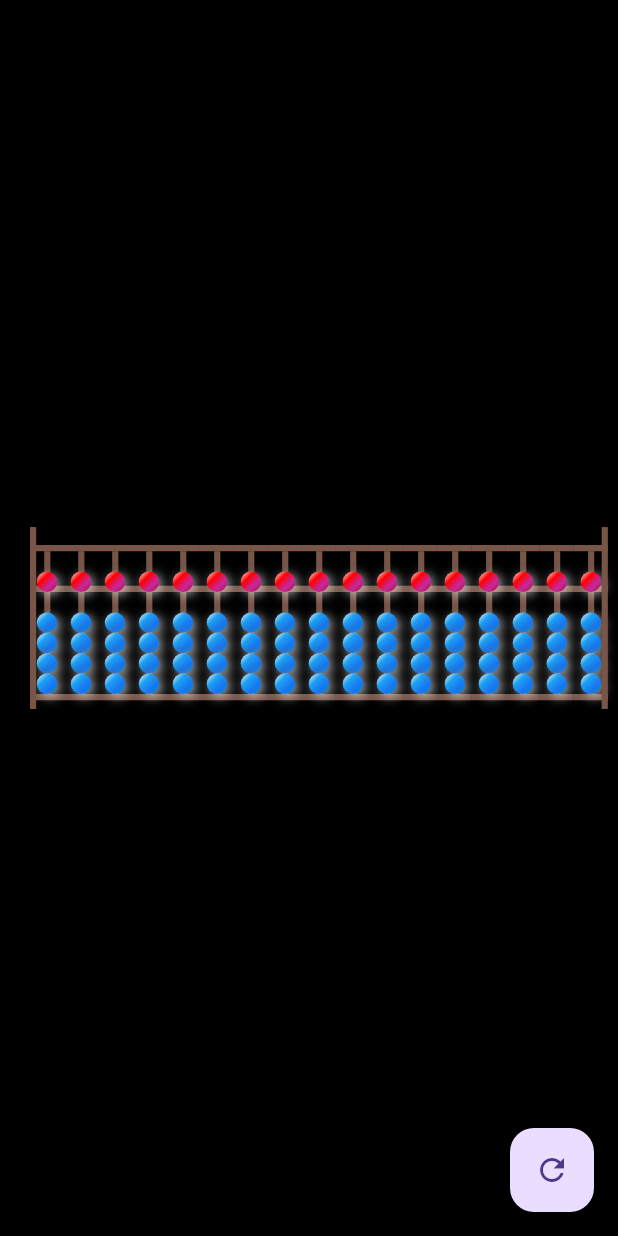
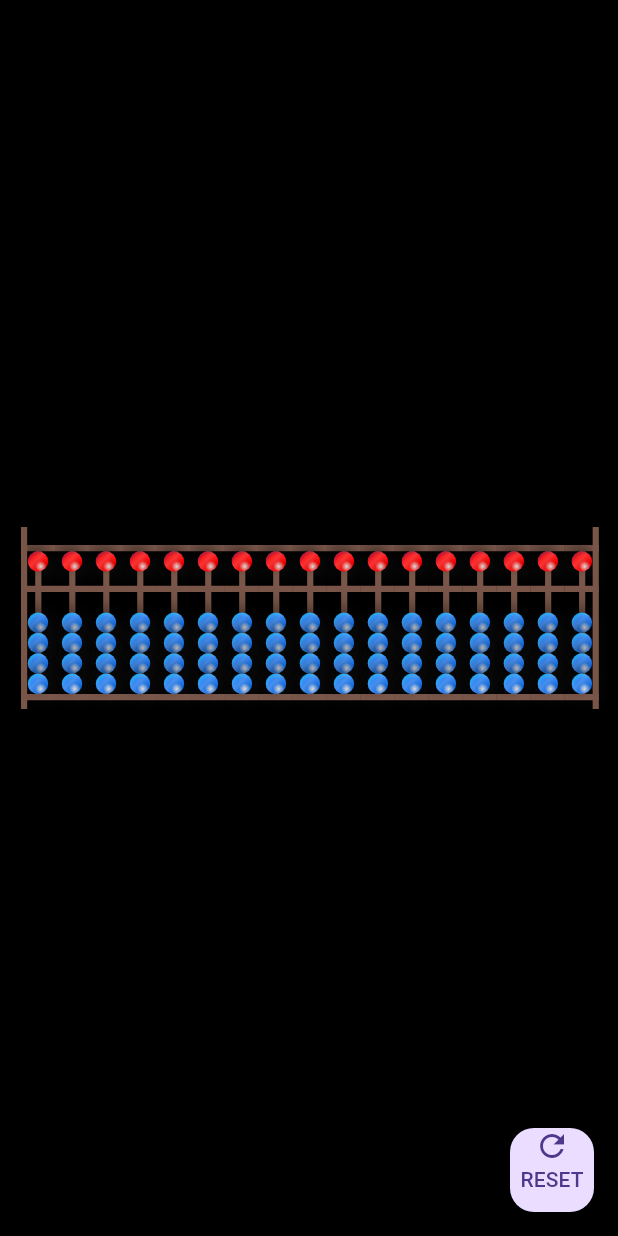
Before and after one commit to Ibrahim-Lokman/abacusspro, a Flutter app: the screen it shows after launch, on a phone screen of 412 x 824 dp. Run offline on Flutter 3.47's test engine with Material 3 defaults, Android fonts, the phone set to English and light mode, and no system bars.

Commit message:
stable v8

```diff
--- a/lib/horizontal_board.dart
+++ b/lib/horizontal_board.dart
@@ -81,7 +81,7 @@ class _HorMultipleSticksState extends State<HorMultipleSticks> {
       stickSections[stickIndex][i].value = stickStart + (spacing1 * i);
     }
     stickSections[stickIndex][4].value =
-        stickStart + section1Heights[stickIndex];
+        stickStart + section1Heights[stickIndex] + ballSize;
   }
 
   void _resetAllBalls() {
@@ -106,7 +106,9 @@ class _HorMultipleSticksState extends State<HorMultipleSticks> {
       backgroundColor: Colors.black,
       floatingActionButton: FloatingActionButton(
         onPressed: _resetAllBalls,
-        child: const Icon(Icons.refresh),
+        child: Column(
+          children: [const Icon(Icons.refresh), Text("RESET")],
+        ),
       ),
       body: SafeArea(
         child: LayoutBuilder(
@@ -116,7 +118,7 @@ class _HorMultipleSticksState extends State<HorMultipleSticks> {
                   Axis.horizontal, // Changed to horizontal scrolling
               child: Center(
                 child: Padding(
-                  padding: const EdgeInsets.all(16.0),
+                  padding: const EdgeInsets.all(10.0),
                   child: SizedBox(
                     height: totalHeight,
                     child: Card(
@@ -167,9 +169,9 @@ class _HorMultipleSticksState extends State<HorMultipleSticks> {
                                     ...List.generate(
                                       4,
                                       (index) => _buildDraggableBall(
+                                        Color(0XFF1877f2),
                                         Color(0XFF1da1f2),
                                         Color(0XFF0088cc),
-                                        Color(0XFF1877f2),
                                         stickIndex,
                                         index,
                                         true,
@@ -245,23 +247,56 @@ class _HorMultipleSticksState extends State<HorMultipleSticks> {
               height: ballSize,
               decoration: BoxDecoration(
                 shape: BoxShape.circle,
-                gradient: LinearGradient(
-                  colors: [shades1, shades2, color, Colors.white],
-                  begin: Alignment.topLeft,
-                  end: Alignment.bottomRight,
+                gradient: RadialGradient(
+                  center: Alignment(-0.3, -0.5),
+                  radius: 0.9,
+                  colors: [
+                    Colors.white.withOpacity(0.8), // Bright highlight
+                    color.withOpacity(0.9), // Main color
+                    color.withOpacity(1.0), // Deeper main color
+                    shades1, // Darker shade
+                    shades2.withOpacity(0.9), // Darkest shade
+                  ],
+                  stops: const [0.0, 0.3, 0.6, 0.8, 1.0],
                 ),
                 boxShadow: [
+                  // Outer shadow
                   BoxShadow(
-                    color: Colors.black.withOpacity(0.3),
+                    color: Colors.black.withOpacity(0.4),
+                    blurRadius: 8,
+                    spreadRadius: 1,
+                    offset: const Offset(2, 4),
+                  ),
+                  // Inner shadow for depth
+                  BoxShadow(
+                    color: Colors.black.withOpacity(0.2),
                     blurRadius: 6,
-                    offset: const Offset(2, 2),
+                    spreadRadius: -2,
+                    offset: const Offset(0, 2),
                   ),
+                  // Highlight reflection
                   BoxShadow(
-                    color: Colors.white.withOpacity(0.7),
-                    blurRadius: 6,
-                    offset: const Offset(-2, -2),
+                    color: Colors.white.withOpacity(0.8),
+                    blurRadius: 10,
+                    spreadRadius: -5,
+                    offset: const Offset(-3, -3),
                   ),
                 ],
+              ),
+              child: Container(
+                decoration: BoxDecoration(
+                  shape: BoxShape.circle,
+                  gradient: LinearGradient(
+                    begin: Alignment(-0.5, -0.5),
+                    end: Alignment(0.8, 0.8),
+                    colors: [
+                      Colors.white.withOpacity(0.0),
+                      Colors.white.withOpacity(0.2),
+                      Colors.white.withOpacity(0.0),
+                    ],
+                    stops: const [0.0, 0.5, 1.0],
+                  ),
+                ),
               ),
             ),
           ),
--- a/lib/main.dart
+++ b/lib/main.dart
@@ -4,11 +4,11 @@ import 'package:flutter/material.dart';
 import 'package:flutter/services.dart';
 
 void main() {
-  WidgetsFlutterBinding.ensureInitialized();
-  SystemChrome.setPreferredOrientations([
-    DeviceOrientation.portraitUp,
-    DeviceOrientation.portraitDown,
-  ]);
+  // WidgetsFlutterBinding.ensureInitialized();
+  // SystemChrome.setPreferredOrientations([
+  //   DeviceOrientation.portraitUp,
+  //   DeviceOrientation.portraitDown,
+  // ]);
   runApp(const MyApp());
 }
 
```
Also changed, not shown: 1 other file.
